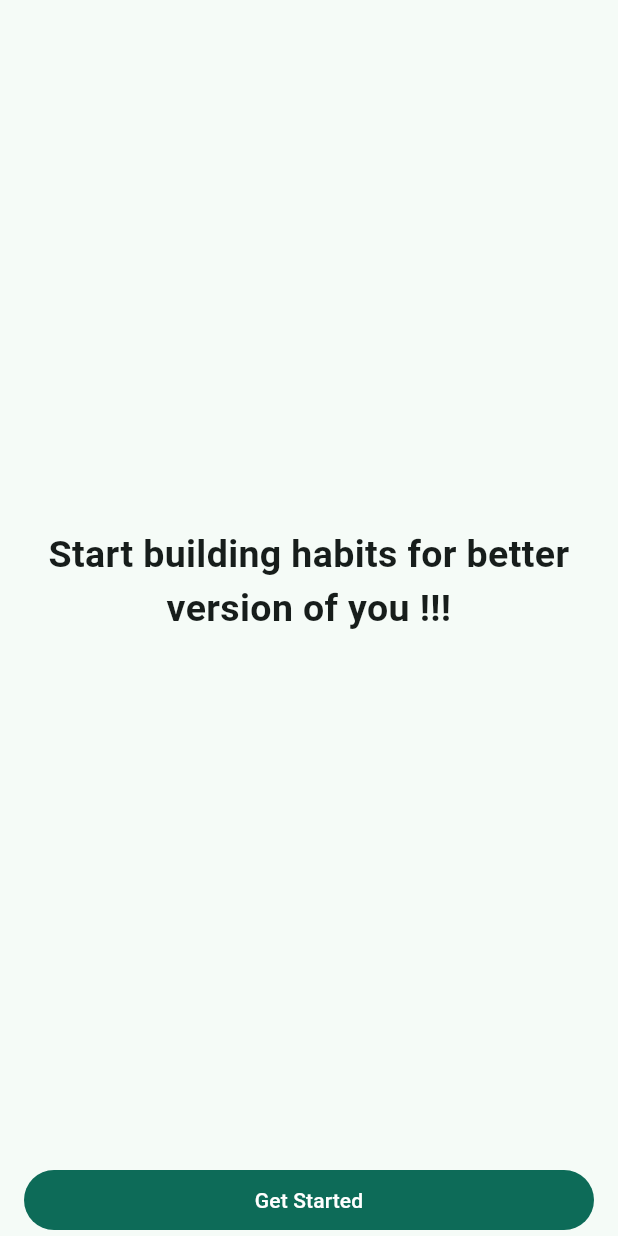
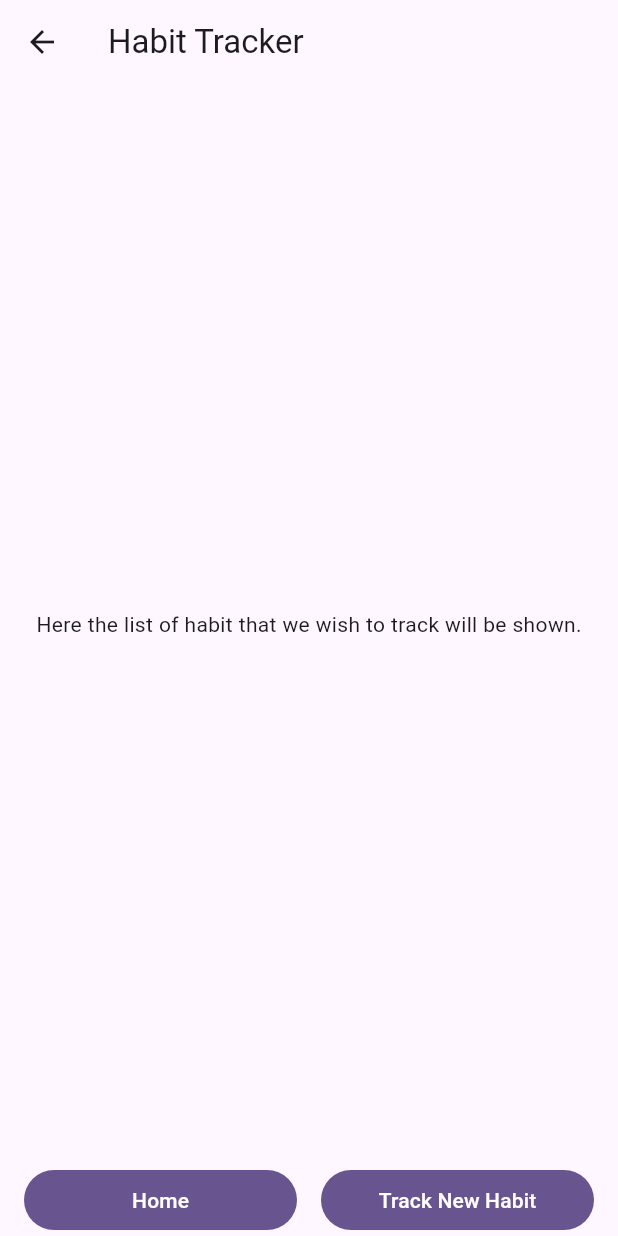
Before and after one commit to dinash/habit_formation, a Flutter app: the screen it shows after launch, after a tap on "Get Started", on a phone screen of 412 x 824 dp. Run offline on Flutter 3.47's test engine with Material 3 defaults, Android fonts, the phone set to English and light mode, and no system bars.

Commit message:
updated the app theme color, added navigation to the splash screen button, and introduced the home screen layout

```diff
--- a/lib/main.dart
+++ b/lib/main.dart
@@ -14,7 +14,7 @@ class MyApp extends StatelessWidget {
       debugShowCheckedModeBanner: false,
       title: "Habit Formation Tool",
       theme: ThemeData(
-          colorScheme: ColorScheme.fromSeed(seedColor: Colors.tealAccent)
+          colorScheme: ColorScheme.fromSeed(seedColor: Colors.deepPurple)
       ),
       home: SplashScreen(),
     );
--- /dev/null
+++ b/lib/ui/home_screen.dart
@@ -0,0 +1,36 @@
+import 'package:flutter/material.dart';
+
+class HomeScreen extends StatelessWidget {
+  const HomeScreen({super.key});
+
+  @override
+  Widget build(BuildContext context) {
+    return Scaffold(
+      appBar: AppBar(title: Text("Habit Tracker")),
+      body: Center(
+        child: Text(
+          "Here the list of habit that we wish to track will be shown.",
+        ),
+      ),
+      bottomNavigationBar: SafeArea(
+        child: Padding(
+          padding: const EdgeInsets.symmetric(horizontal: 16.0),
+          child: Row(
+            spacing: 16.0,
+            children: [
+              Expanded(
+                child: FilledButton(onPressed: () {}, child: Text("Home")),
+              ),
+              Expanded(
+                child: FilledButton(
+                  onPressed: () {},
+                  child: Text("Track New Habit"),
+                ),
+              ),
+            ],
+          ),
+        ),
+      ),
+    );
+  }
+}
--- a/lib/ui/splash_screen.dart
+++ b/lib/ui/splash_screen.dart
@@ -1,5 +1,6 @@
 import 'package:flutter/material.dart';
 import 'package:habit_formation/component/bold_text_widget.dart';
+import 'package:habit_formation/ui/home_screen.dart';
 
 class SplashScreen extends StatelessWidget {
   const SplashScreen({super.key});
@@ -18,7 +19,10 @@ class SplashScreen extends StatelessWidget {
       bottomNavigationBar: SafeArea(
           child: Padding(
             padding: const EdgeInsets.symmetric(horizontal: 16.0),
-            child: FilledButton(onPressed: () {}, child: Text("Get Started")),
+            child: FilledButton(onPressed: () {
+              Navigator.push(context,
+                  MaterialPageRoute(builder: (buildContext) => HomeScreen()));
+            }, child: Text("Get Started")),
           )),
     );
   }
```
